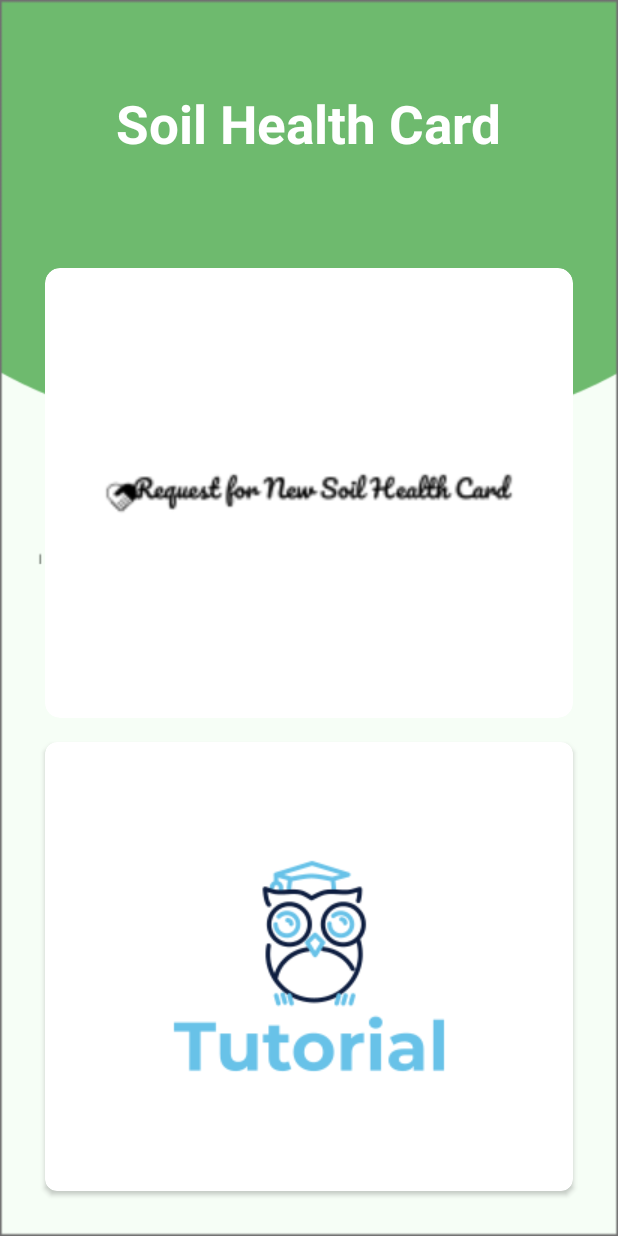
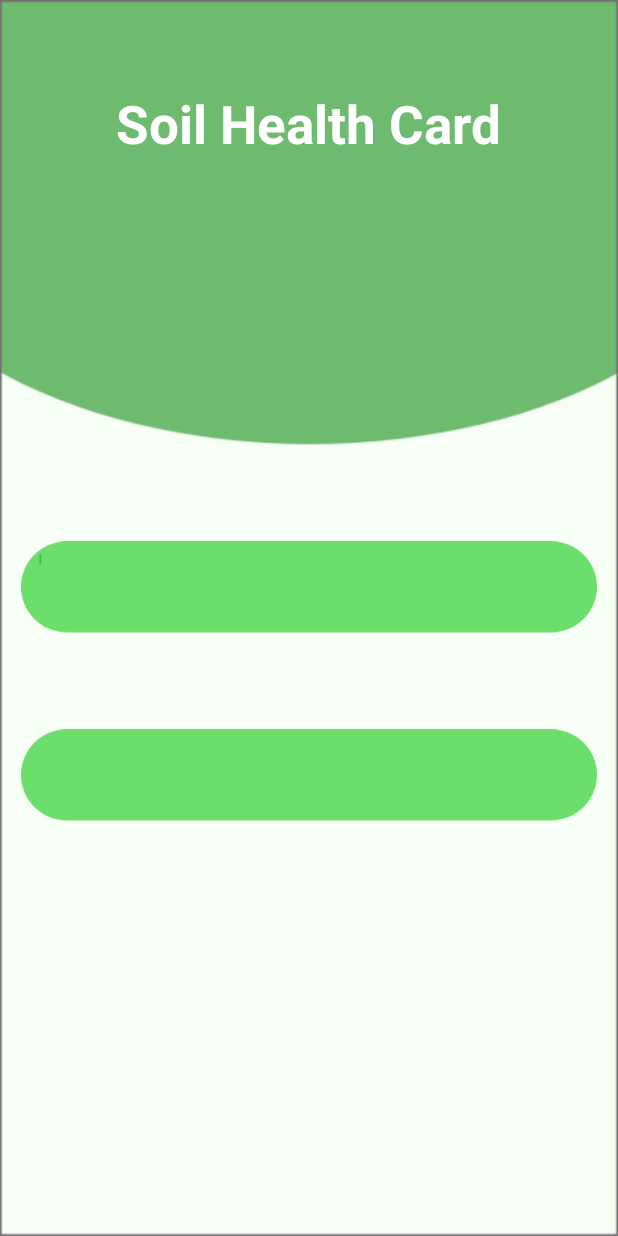
Before and after one commit to navinbsharma/AgriMitra, an Android app: the SoilHealthActivity screen opened directly, with no data from a screen before it, on a phone screen of 412 x 824 dp. Run offline under Robolectric (Android 15) with nearby library versions, the phone set to English and light mode, and no system bars.

Commit message:
Soil Card activity updated2

```diff
--- a/app/src/main/res/layout/activity_login.xml
+++ b/app/src/main/res/layout/activity_login.xml
@@ -37,7 +37,7 @@
         android:layout_height="wrap_content"
         android:layout_marginTop="40dp"
         android:background="@drawable/et_bg"
-        android:hint="Phone Number"
+        android:hint="Mobile Number"
         android:inputType="textEmailAddress"
         android:padding="16dp"
         android:textColorHint="@color/login_form_details"
--- a/app/src/main/res/layout/activity_signup.xml
+++ b/app/src/main/res/layout/activity_signup.xml
@@ -44,6 +44,7 @@
         app:layout_constraintEnd_toStartOf="@id/guideline_right"
         app:layout_constraintStart_toStartOf="@id/guideline_left"
         app:layout_constraintTop_toBottomOf="@+id/icon" />
+
     <EditText
         android:id="@+id/phone"
         android:layout_width="0dp"
--- a/app/src/main/res/layout/activity_soil_health.xml
+++ b/app/src/main/res/layout/activity_soil_health.xml
@@ -35,89 +35,30 @@
         android:layout_width="match_parent"
         android:layout_height="0dp"
         android:padding="14dp">
-        <androidx.cardview.widget.CardView
-            android:layout_width="0dp"
-            android:layout_height="0dp"
-            android:layout_columnWeight="1"
-            android:layout_rowWeight="1"
-            android:layout_marginBottom="16dp"
-            android:layout_marginLeft="16dp"
-            android:layout_marginRight="16dp"
-            app:cardCornerRadius="10dp"
-            android:background = "@android:color/white">
 
-            <ImageView
-                android:id="@+id/weather"
-                android:src="@drawable/card"
-                android:layout_gravity="center_horizontal|center_vertical"
-                android:layout_width="match_parent"
-                android:layout_height="match_parent" />
+        <LinearLayout
+            android:layout_width="wrap_content"
+            android:layout_height="wrap_content"
+            android:layout_gravity="center_horizontal|center_vertical"
+            android:layout_marginTop="150dp"
+            android:orientation="vertical">
+        <ImageView
+            android:id="@+id/weather"
+            android:layout_width="wrap_content"
+            android:layout_height="wrap_content"
+            android:layout_row="0"
+            android:layout_column="0"
+            android:layout_gravity="center"
+            android:src="@drawable/btn" />
 
-            <LinearLayout
-                android:layout_gravity="center_horizontal|center_vertical"
-                android:layout_margin="16dp"
-                android:orientation="vertical"
-                android:layout_width="wrap_content"
-                android:layout_height="wrap_content">
-
-                <!--<TextView
-                android:text="Weather"
-                android:textAlignment="center"
-                android:textColor="@android:color/black"
-                android:textSize="18sp"
-                android:textStyle="bold"
-                android:layout_width="wrap_content"
-                android:layout_height="wrap_content" />-->
-
-            </LinearLayout>
-        </androidx.cardview.widget.CardView>
-
-
-
-
-
-
-
-
-        <androidx.cardview.widget.CardView
-            android:layout_width="0dp"
-            android:layout_height="0dp"
-            android:layout_columnWeight="1"
-            android:layout_rowWeight="1"
-            android:layout_marginBottom="16dp"
-            android:layout_marginLeft="16dp"
-            android:layout_marginRight="16dp"
-            app:cardCornerRadius="8dp">
-
-            <LinearLayout
-                android:layout_width="wrap_content"
-                android:layout_height="wrap_content"
-                android:layout_gravity="center_horizontal|center_vertical"
-                android:layout_margin="16dp"
-                android:orientation="vertical">
 
                 <ImageView
                     android:id="@+id/tutorial"
-                    android:src="@drawable/tutorial"
+                    android:src="@drawable/btn"
                     android:layout_gravity="center_horizontal"
                     android:layout_width="wrap_content"
                     android:layout_height="wrap_content" />
 
-<!--                <TextView
-                    android:text="Tutorial"
-                    android:textAlignment="center"
-                    android:textColor="@android:color/black"
-                    android:textSize="18sp"
-                    android:textStyle="bold"
-                    android:layout_width="wrap_content"
-                    android:layout_height="wrap_content" />-->
-
-
             </LinearLayout>
-
-
-        </androidx.cardview.widget.CardView>
-
-
     </GridLayout>
 </LinearLayout>
```
Also changed, not shown: app/src/main/res/drawable/btn.png (added), app/src/main/res/drawable/button.png (added), app/src/main/res/drawable/logo.png.
